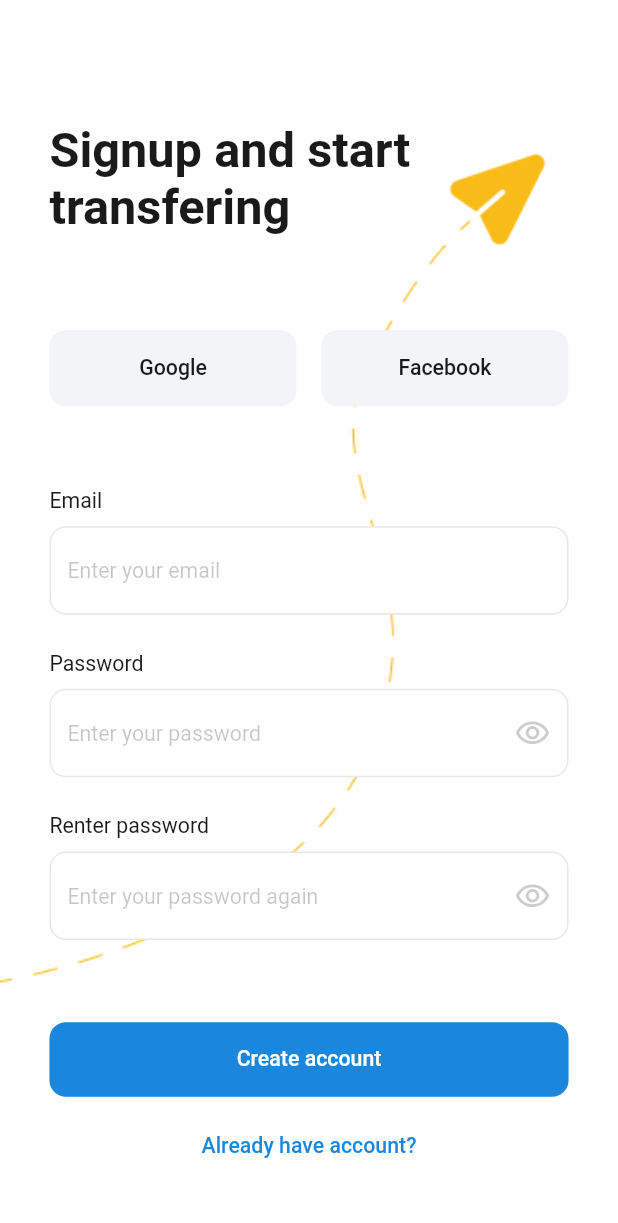
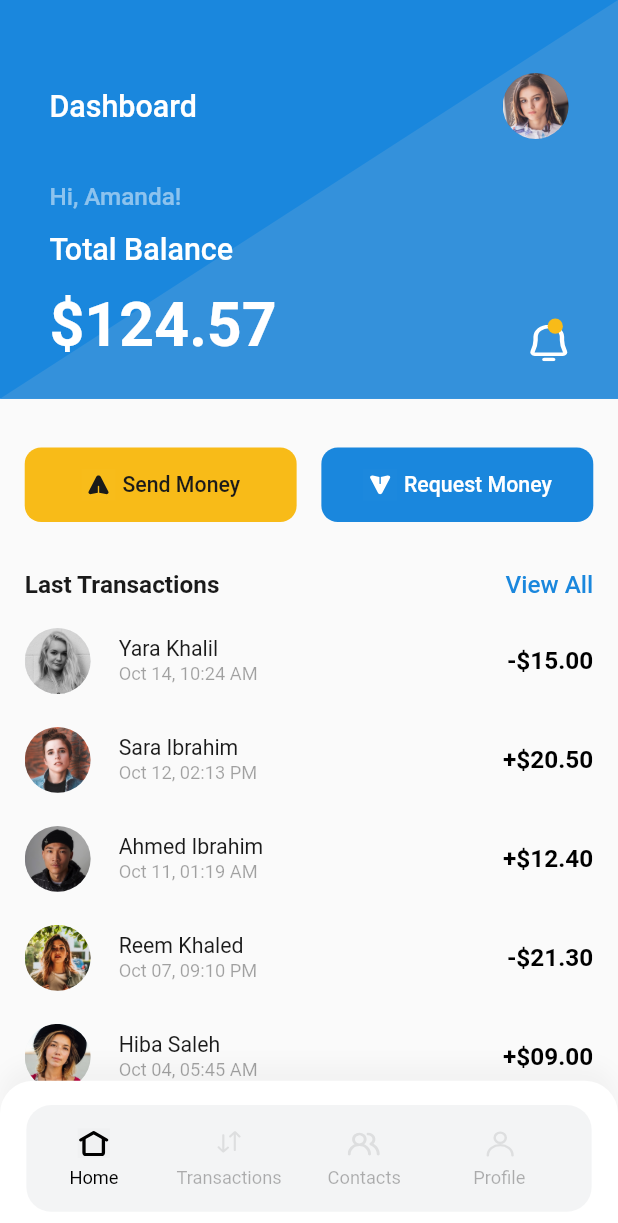
Before and after one commit to 0xayman/Pay-Now-E-Wallet-App, a Flutter app: the screen it shows after launch, on a phone screen of 412 x 824 dp. Shown: the top 1223 px of the screen. Run offline on Flutter 3.47's test engine with Material 2 defaults, Android fonts, the phone set to English and light mode, and no system bars; our stand-ins replace flutter_screenutil, flutter_svg; Roboto replaces fonts that are missing (SF-Pro-Rounded).

Commit message:
feat: add home screen

```diff
--- a/lib/main.dart
+++ b/lib/main.dart
@@ -1,5 +1,6 @@
 import 'package:flutter/material.dart';
 import 'package:flutter_screenutil/flutter_screenutil.dart';
+import 'package:pay_now/screens/home_screen.dart';
 import 'package:pay_now/screens/signup_screen.dart';
 
 void main() {
@@ -33,7 +34,7 @@
           )),
           fontFamily: 'SF-Pro-Rounded',
         ),
-        home: const SignupScreen(),
+        home: HomeScreen(),
       ),
     );
   }
--- /dev/null
+++ b/lib/screens/home_screen.dart
@@ -0,0 +1,500 @@
+import 'package:flutter/material.dart';
+import 'package:flutter_screenutil/flutter_screenutil.dart';
+import 'package:flutter_svg/flutter_svg.dart';
+import 'package:pay_now/widgets/horizontal_spacer.dart';
+import 'package:pay_now/widgets/vertical_spacer.dart';
+import 'package:intl/intl.dart';
+
+enum TransactionType { send, request }
+
+class Transation {
+  String userImage;
+  String userName;
+  String dateTime;
+  double amount;
+  TransactionType transactionType;
+
+  Transation(
+      {required this.userImage,
+      required this.userName,
+      required this.dateTime,
+      required this.amount,
+      required this.transactionType});
+}
+
+class HomeScreen extends StatelessWidget {
+  HomeScreen({Key? key}) : super(key: key);
+
+  final List<Transation> transations = [
+    Transation(
+      userImage: 'yara.png',
+      userName: 'Yara Khalil',
+      dateTime: 'Oct 14, 10:24 AM',
+      amount: 15.00,
+      transactionType: TransactionType.send,
+    ),
+    Transation(
+      userImage: 'sara.png',
+      userName: 'Sara Ibrahim',
+      dateTime: 'Oct 12, 02:13 PM',
+      amount: 20.50,
+      transactionType: TransactionType.request,
+    ),
+    Transation(
+      userImage: 'ahmed.png',
+      userName: 'Ahmed Ibrahim',
+      dateTime: 'Oct 11, 01:19 AM',
+      amount: 12.40,
+      transactionType: TransactionType.request,
+    ),
+    Transation(
+      userImage: 'reem.png',
+      userName: 'Reem Khaled',
+      dateTime: 'Oct 07, 09:10 PM',
+      amount: 21.30,
+      transactionType: TransactionType.send,
+    ),
+    Transation(
+      userImage: 'hiba.png',
+      userName: 'Hiba Saleh',
+      dateTime: 'Oct 04, 05:45 AM',
+      amount: 09.00,
+      transactionType: TransactionType.request,
+    ),
+  ];
+
+  @override
+  Widget build(BuildContext context) {
+    return Scaffold(
+      body: SingleChildScrollView(
+        child: Column(
+          children: [
+            Stack(
+              children: [
+                Container(
+                  height: 262.h,
+                  width: 375.w,
+                  decoration: BoxDecoration(
+                    color: Theme.of(context).colorScheme.primary,
+                  ),
+                ),
+                CustomPaint(
+                  size: Size(375.w, 262.h),
+                  painter: DrawTriangleShape(),
+                ),
+                Positioned(
+                  top: 48.h,
+                  width: 375.w,
+                  child: Padding(
+                    padding: EdgeInsets.symmetric(horizontal: 30.w),
+                    child: Row(
+                      mainAxisAlignment: MainAxisAlignment.spaceBetween,
+                      children: [
+                        Text(
+                          "Dashboard",
+                          style: TextStyle(
+                            color: Colors.white,
+                            fontSize: 20.sp,
+                            fontWeight: FontWeight.w500,
+                          ),
+                        ),
+                        CircleAvatar(
+                          radius: 20.w,
+                          backgroundImage: const AssetImage(
+                              "assets/images/Profile Picture.png"),
+                        ),
+                      ],
+                    ),
+                  ),
+                ),
+                Positioned(
+                  top: 120.h,
+                  child: Padding(
+                    padding: EdgeInsets.symmetric(horizontal: 30.w),
+                    child: Text(
+                      "Hi, Amanda!",
+                      style: TextStyle(
+                        color: Colors.white.withOpacity(0.5),
+                        fontSize: 16.sp,
+                        fontWeight: FontWeight.w500,
+                      ),
+                    ),
+                  ),
+                ),
+                Positioned(
+                  top: 152.h,
+                  child: Padding(
+                    padding: EdgeInsets.symmetric(horizontal: 30.w),
+                    child: Text(
+                      "Total Balance",
+                      style: TextStyle(
+                        color: Colors.white,
+                        fontSize: 20.sp,
+                        fontWeight: FontWeight.w500,
+                      ),
+                    ),
+                  ),
+                ),
+                Positioned(
+                  top: 190.h,
+                  width: 375.w,
+                  child: Padding(
+                    padding: EdgeInsets.symmetric(horizontal: 30.w),
+                    child: Row(
+                      mainAxisAlignment: MainAxisAlignment.spaceBetween,
+                      crossAxisAlignment: CrossAxisAlignment.end,
+                      children: [
+                        Text(
+                          "\$124.57",
+                          style: TextStyle(
+                            color: Colors.white,
+                            fontSize: 40.sp,
+                            fontWeight: FontWeight.w600,
+                          ),
+                        ),
+                        Stack(
+                          clipBehavior: Clip.none,
+                          children: [
+                            SizedBox(
+                              width: 24.w,
+                              height: 24.h,
+                              child: FittedBox(
+                                child: SvgPicture.asset(
+                                  "assets/images/notifications_icon.svg",
+                                ),
+                                fit: BoxFit.fill,
+                              ),
+                            ),
+                            Positioned(
+                              right: 3.07.w,
+                              top: -4.h,
+                              child: Container(
+                                height: 10.h,
+                                width: 10.w,
+                                decoration: BoxDecoration(
+                                  color:
+                                      Theme.of(context).colorScheme.secondary,
+                                  shape: BoxShape.circle,
+                                ),
+                              ),
+                            ),
+                          ],
+                        ),
+                      ],
+                    ),
+                  ),
+                ),
+              ],
+            ),
+            const VerticalSpacer(height: 32),
+            Padding(
+              padding: EdgeInsets.symmetric(horizontal: 15.w),
+              child: Column(
+                crossAxisAlignment: CrossAxisAlignment.start,
+                children: [
+                  Row(
+                    mainAxisAlignment: MainAxisAlignment.spaceBetween,
+                    children: [
+                      InkWell(
+                        onTap: () {},
+                        child: Container(
+                          height: 49.h,
+                          width: 165.w,
+                          decoration: BoxDecoration(
+                            color: Theme.of(context).colorScheme.secondary,
+                            borderRadius: BorderRadius.circular(10.w),
+                          ),
+                          child: Row(
+                            mainAxisAlignment: MainAxisAlignment.center,
+                            children: [
+                              SizedBox(
+                                width: 21.w,
+                                height: 21.h,
+                                child: FittedBox(
+                                  child: SvgPicture.asset(
+                                    "assets/images/send_icon.svg",
+                                  ),
+                                  fit: BoxFit.fill,
+                                ),
+                              ),
+                              const HorizontalSpacer(width: 4),
+                              Text(
+                                "Send Money",
+                                style: TextStyle(
+                                  fontSize: 14.sp,
+                                  fontWeight: FontWeight.w500,
+                                ),
+                              ),
+                            ],
+                          ),
+                        ),
+                      ),
+                      InkWell(
+                        onTap: () {},
+                        child: Container(
+                          height: 49.h,
+                          width: 165.w,
+                          decoration: BoxDecoration(
+                            color: Theme.of(context).colorScheme.primary,
+                            borderRadius: BorderRadius.circular(10.w),
+                          ),
+                          child: Row(
+                            mainAxisAlignment: MainAxisAlignment.center,
+                            children: [
+                              SizedBox(
+                                width: 21.w,
+                                height: 21.h,
+                                child: FittedBox(
+                                  child: SvgPicture.asset(
+                                    "assets/images/request_icon.svg",
+                                  ),
+                                  fit: BoxFit.fill,
+                                ),
+                              ),
+                              const HorizontalSpacer(width: 4),
+                              Text(
+                                "Request Money",
+                                style: TextStyle(
+                                  fontSize: 14.sp,
+                                  fontWeight: FontWeight.w500,
+                                  color: Colors.white,
+                                ),
+                              ),
+                            ],
+                          ),
+                        ),
+                      )
+                    ],
+                  ),
+                  const VerticalSpacer(height: 32),
+                  Row(
+                    mainAxisAlignment: MainAxisAlignment.spaceBetween,
+                    children: [
+                      Text(
+                        "Last Transactions",
+                        style: TextStyle(
+                          fontWeight: FontWeight.w700,
+                          fontSize: 16.sp,
+                        ),
+                      ),
+                      InkWell(
+                        onTap: () {},
+                        child: Text(
+                          "View All",
+                          style: TextStyle(
+                            fontSize: 16.sp,
+                            fontWeight: FontWeight.w500,
+                            color: Theme.of(context).colorScheme.primary,
+                          ),
+                        ),
+                      )
+                    ],
+                  ),
+                  const VerticalSpacer(height: 16),
+                  ListView.separated(
+                    padding: EdgeInsets.zero,
+                    itemCount: transations.length,
+                    physics: const NeverScrollableScrollPhysics(),
+                    shrinkWrap: true,
+                    separatorBuilder: (context, index) => const VerticalSpacer(
+                      height: 16,
+                    ),
+                    itemBuilder: (context, index) => TransactionCard(
+                      transaction: transations[index],
+                    ),
+                  ),
+                ],
+              ),
+            ),
+          ],
+        ),
+      ),
+      bottomNavigationBar: Container(
+        height: 102.h,
+        width: 375.w,
+        decoration: BoxDecoration(
+          color: Colors.white,
+          borderRadius: BorderRadius.only(
+            topLeft: Radius.circular(20.w),
+            topRight: Radius.circular(20.w),
+          ),
+          boxShadow: [
+            BoxShadow(
+              color: Colors.black.withOpacity(0.03),
+              offset: const Offset(0, -10),
+              blurRadius: 10,
+            ),
+          ],
+        ),
+        child: Center(
+          child: Container(
+            height: 70.h,
+            width: 343.w,
+            decoration: BoxDecoration(
+              borderRadius: BorderRadius.circular(15.w),
+              color: const Color(0xFFF3F4F5),
+            ),
+            child: Row(
+              children: const [
+                NavigationButton(
+                  isActive: true,
+                  title: 'Home',
+                  icon: 'home_icon',
+                ),
+                NavigationButton(
+                  isActive: false,
+                  title: 'Transactions',
+                  icon: 'arrows_icon',
+                ),
+                NavigationButton(
+                  isActive: false,
+                  title: 'Contacts',
+                  icon: 'contacts_icon',
+                ),
+                NavigationButton(
+                  isActive: false,
+                  title: 'Profile',
+                  icon: 'user_icon',
+                ),
+              ],
+            ),
+          ),
+        ),
+      ),
+    );
+  }
+}
+
+class NavigationButton extends StatelessWidget {
+  const NavigationButton({
+    Key? key,
+    required this.isActive,
+    required this.title,
+    required this.icon,
+  }) : super(key: key);
+
+  final bool isActive;
+  final String icon;
+  final String title;
+
+  @override
+  Widget build(BuildContext context) {
+    return SizedBox(
+      height: 70.h,
+      width: 82.w,
+      child: Column(
+        mainAxisAlignment: MainAxisAlignment.center,
+        crossAxisAlignment: CrossAxisAlignment.center,
+        children: [
+          SizedBox(
+            width: 20.w,
+            height: 20.h,
+            child: FittedBox(
+              child: SvgPicture.asset(
+                "assets/images/$icon.svg",
+                color: isActive ? Colors.black : Colors.black.withOpacity(0.3),
+              ),
+              fit: BoxFit.fill,
+            ),
+          ),
+          const VerticalSpacer(height: 6),
+          Text(
+            title,
+            style: TextStyle(
+              color: isActive ? Colors.black : Colors.black.withOpacity(0.3),
+              fontSize: 12.sp,
+            ),
+          ),
+        ],
+      ),
+    );
+  }
+}
+
+class TransactionCard extends StatelessWidget {
+  const TransactionCard({
+    Key? key,
+    required this.transaction,
+  }) : super(key: key);
+
+  final Transation transaction;
+
+  String formatCurrency(double amount) {
+    final NumberFormat numberFormat = NumberFormat("#,##00.00", "en_US");
+    return numberFormat.format(amount);
+  }
+
+  @override
+  Widget build(BuildContext context) {
+    return SizedBox(
+      height: 49.h,
+      child: Row(
+        mainAxisAlignment: MainAxisAlignment.start,
+        children: [
+          CircleAvatar(
+            radius: 20.w,
+            backgroundColor: const Color(0xFFF3F4F5),
+            backgroundImage:
+                AssetImage("assets/images/${transaction.userImage}"),
+          ),
+          const HorizontalSpacer(width: 17),
+          Column(
+            crossAxisAlignment: CrossAxisAlignment.start,
+            mainAxisAlignment: MainAxisAlignment.center,
+            children: [
+              Text(
+                transaction.userName,
+                style: TextStyle(
+                  fontSize: 14.sp,
+                  color: const Color(0xFF1A1A1A),
+                ),
+              ),
+              const VerticalSpacer(height: 1),
+              Text(
+                transaction.dateTime,
+                style: TextStyle(
+                  fontSize: 12.sp,
+                  color: const Color(0xFF1A1A1A).withOpacity(0.4),
+                ),
+              )
+            ],
+          ),
+          const Spacer(),
+          Text(
+            transaction.transactionType == TransactionType.send
+                ? "-\$${formatCurrency(transaction.amount)}"
+                : "+\$${formatCurrency(transaction.amount)}",
+            style: TextStyle(
+              color: Colors.black,
+              fontSize: 16.sp,
+              fontWeight: FontWeight.w600,
+            ),
+          )
+        ],
+      ),
+    );
+  }
+}
+
+class DrawTriangleShape extends CustomPainter {
+  Paint painter = Paint()
+    ..color = const Color(0xFF3491DB)
+    ..style = PaintingStyle.fill;
+
+  @override
+  void paint(Canvas canvas, Size size) {
+    var path = Path();
+
+    path.moveTo(size.width, 0);
+    path.lineTo(size.width, size.height);
+    path.lineTo(0, size.height);
+    path.close();
+
+    canvas.drawPath(path, painter);
+  }
+
+  @override
+  bool shouldRepaint(CustomPainter oldDelegate) {
+    return false;
+  }
+}
--- a/pubspec.yaml
+++ b/pubspec.yaml
@@ -30,6 +30,8 @@ dependencies:
   flutter:
     sdk: flutter
   flutter_screenutil: ^5.4.0+1
+  flutter_svg: ^1.0.3
+  intl: ^0.17.0
 
 
   # The following adds the Cupertino Icons font to your application.
```
Also changed, not shown: assets/images/Profile Picture.png (added), assets/images/ahmed.png (added), assets/images/arrows_icon.svg (added), assets/images/contacts_icon.svg (added), assets/images/hiba.png (added), assets/images/home_icon.svg (added), assets/images/notifications_icon.png (added), assets/images/notifications_icon.svg (added), assets/images/reem.png (added), assets/images/request_icon.svg (added), assets/images/sara.png (added), assets/images/send_icon.svg (added), assets/images/user_icon.svg (added), assets/images/yara.png (added), 1 more files.
